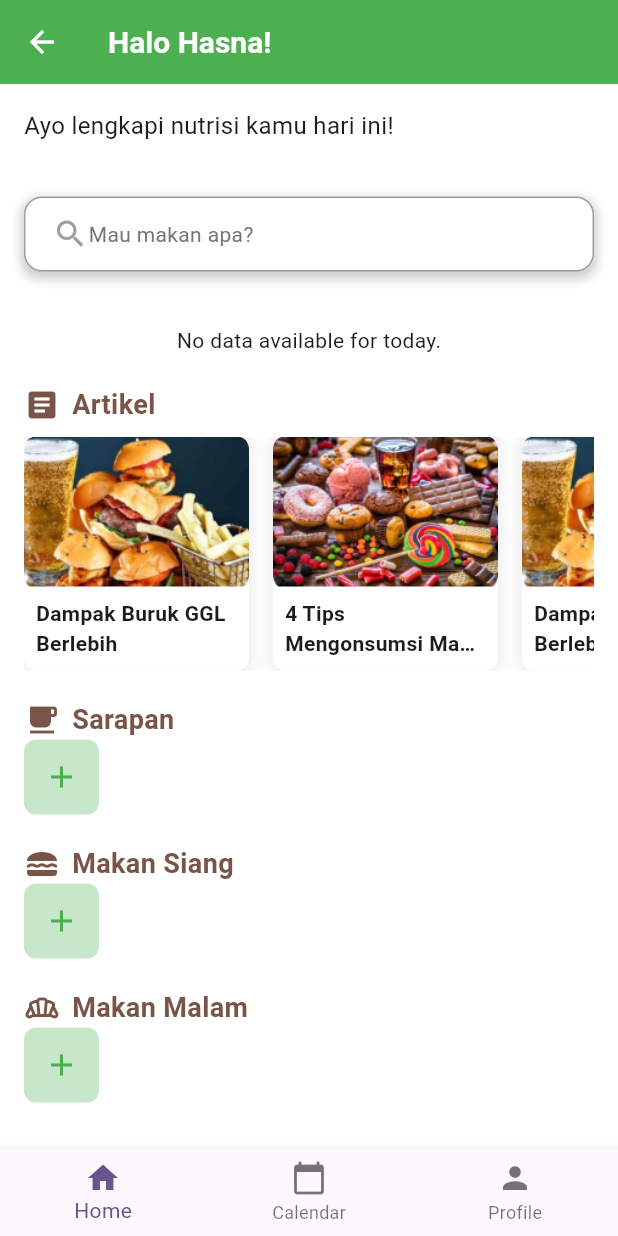
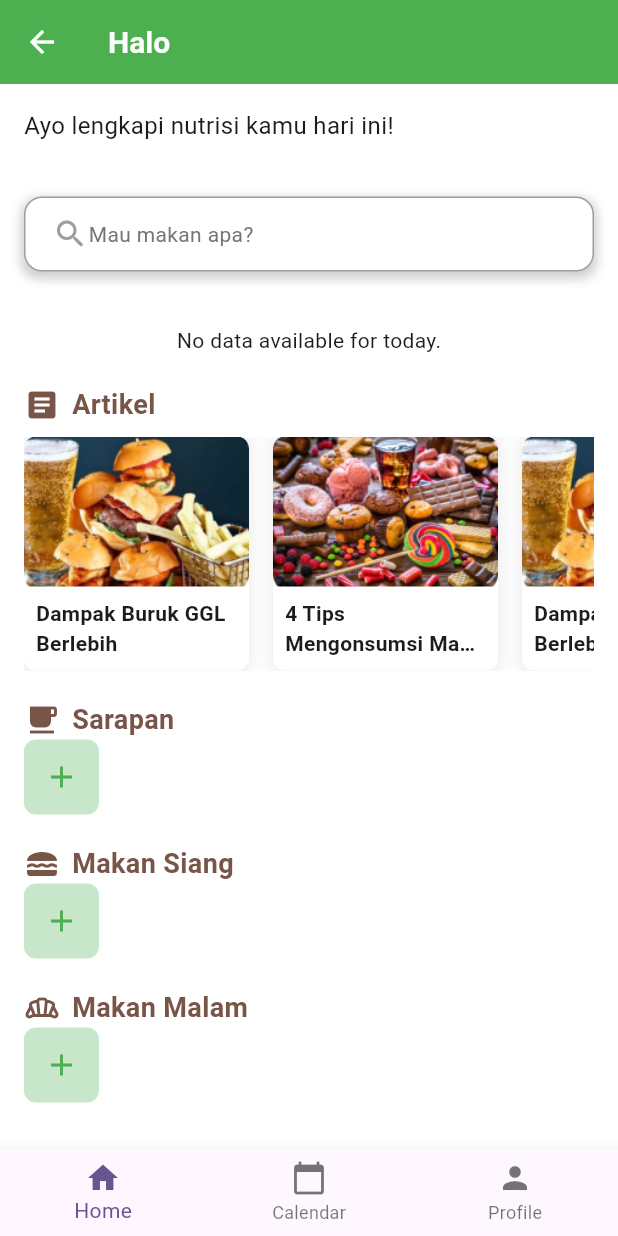
Before and after one commit to nailahazhr/tekber-finalproject, a Flutter app: the PersonalisasiScreen screen opened by its route, after a tap on "Simpan", on a phone screen of 412 x 824 dp. Run offline on Flutter 3.47's test engine with Material 3 defaults, Android fonts, the phone set to English and light mode, and no system bars; our stand-ins replace cached_network_image, cloud_firestore, connectivity_plus, easy_date_timeline, firebase_auth, firebase_core and 2 more; accounts and stored records are empty; Roboto replaces fonts that are missing (Poppins).

Commit message:
Integrasi akun dengan home

```diff
--- a/lib/main.dart
+++ b/lib/main.dart
@@ -52,8 +52,8 @@ class MyApp extends StatelessWidget {
         ),
         home: const Splashscreen(), // Initially display the splash screen
         routes: {
-          '/personalization': (context) => const PersonalisasiScreen(),
-          '/home': (context) => const HomePage(),
+          '/personalization': (context) => const PersonalisasiScreen(name: '', firstName: '',),
+          '/home': (context) => const HomePage(firstName: '',),
           '/login': (context) => const LoginScreen(),
           '/signup': (context) => const SignUpScreen(),
           '/articles': (context) => const ArticlesPage(),
--- a/lib/screens/home_page.dart
+++ b/lib/screens/home_page.dart
@@ -9,7 +9,9 @@ import '../constants/colors.dart';
 import '../constants/images.dart';
 
 class HomePage extends StatefulWidget {
-  const HomePage({super.key});
+  final String firstName;
+
+  const HomePage({Key? key, required this.firstName}) : super(key: key);
 
   @override
   State<HomePage> createState() => _HomePageState();
@@ -20,9 +22,9 @@ class _HomePageState extends State<HomePage> {
   void _onItemTapped(BuildContext context, int index) {
     switch (index) {
       case 0:
-        Navigator.push(
+        Navigator.pushReplacement(
           context,
-          MaterialPageRoute(builder: (context) => const HomePage()),
+          MaterialPageRoute(builder: (context) => HomePage(firstName: widget.firstName)),
         );
         break;
       case 1:
@@ -48,12 +50,12 @@ class _HomePageState extends State<HomePage> {
       appBar: AppBar(
         foregroundColor: Colors.white,
         backgroundColor: Colors.green,
-        title: const Row(
+        title: Row(
           children: [
             // Icon(Icons.front_hand, color: Colors.yellow),
 
             Text(
-              'Halo Hasna!',
+              'Halo ${widget.firstName}',
               style: TextStyle(
                 color: Colors.white,
                 fontSize: 20,
--- a/lib/screens/personalisasi_screen.dart
+++ b/lib/screens/personalisasi_screen.dart
@@ -4,7 +4,7 @@ import '../constants/images.dart';
 import 'package:ns_apps/screens/home_page.dart';
 
 class PersonalisasiScreen extends StatefulWidget {
-  const PersonalisasiScreen({super.key, this.title});
+  const PersonalisasiScreen({super.key, this.title, required String name, required String firstName});
 
   final String? title;
 
@@ -161,7 +161,7 @@ class _PersonalisasiScreenState extends State<PersonalisasiScreen> {
       onTap: () {
         Navigator.pushReplacement(
           context,
-          MaterialPageRoute(builder: (context) => const HomePage()),
+          MaterialPageRoute(builder: (context) => const HomePage(firstName: '',)),
         );
       },
       child: Container(
```
Also changed, not shown: lib/screens/login_screen.dart (+8 -1 lines), lib/screens/signup_screen.dart (+13 -3 lines).
